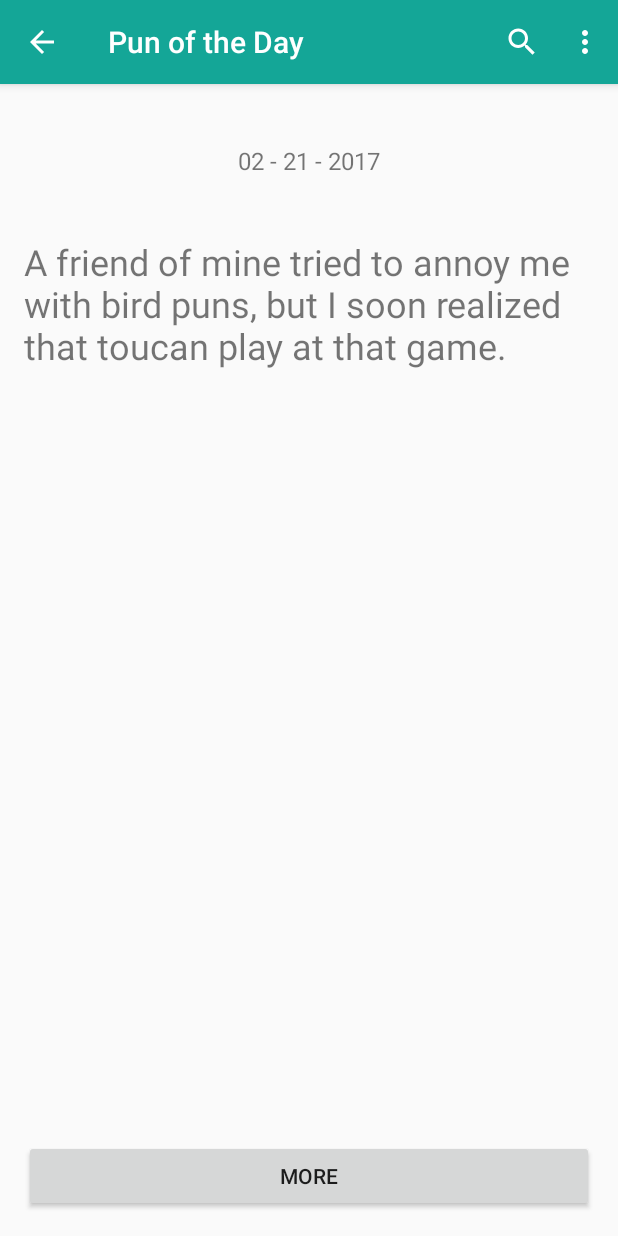
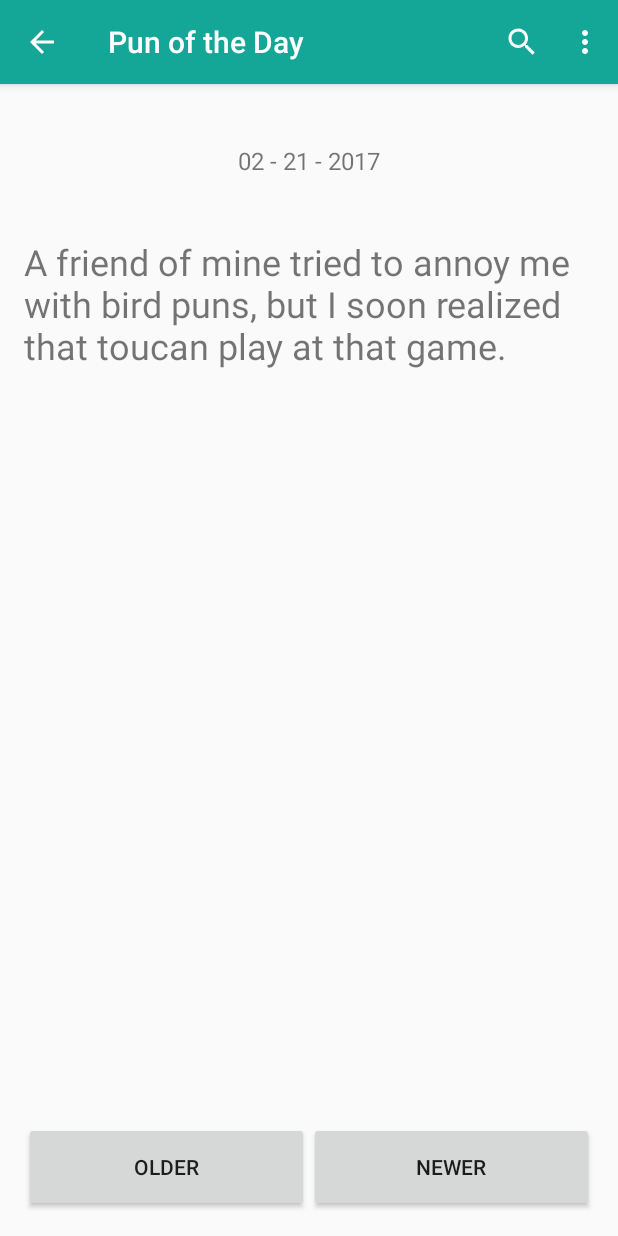
Before and after one commit to sinzianag/vanilla, an Android app: the screen it shows after launch (MainActivity), after a tap on "PUN OF THE DAY", on a phone screen of 412 x 824 dp. Run offline under Robolectric (Android 15) with nearby library versions, the phone set to English and light mode, and no system bars.

Commit message:
Adding older/newer buttons to Pun of the day

```diff
--- a/app/src/main/java/me/sinziana/vanilla/screens/PunOfTheDay.java
+++ b/app/src/main/java/me/sinziana/vanilla/screens/PunOfTheDay.java
@@ -70,13 +70,13 @@ public class PunOfTheDay extends Fragment {
         TextView _textView = (TextView) _potd.findViewById(R.id.pun);
         TextView _date = (TextView) _potd.findViewById(R.id.date);
         _date.setText(new SimpleDateFormat("MM - dd - yyyy").format(new Date()));
-        Button _moreButton = (Button) _potd.findViewById(R.id.more);
+        Button _olderButton = (Button) _potd.findViewById(R.id.older);
+        Button _newerButton = (Button) _potd.findViewById(R.id.newer);
 
         DbPunStorage db = new DbPunStorage(this.getActivity());
-
         _textView.setText(db.getPunOfTheDay());
 
-        _moreButton.setOnClickListener(new View.OnClickListener() {
+        _olderButton.setOnClickListener(new View.OnClickListener() {
             public void onClick(View v) {
                 // TODO
             }
--- a/app/src/main/res/layout/pun_of_the_day.xml
+++ b/app/src/main/res/layout/pun_of_the_day.xml
@@ -28,13 +28,28 @@
         android:layout_marginTop="40dp"
         android:layout_centerHorizontal="true"/>
 
-    <Button
-        android:text="More"
-        android:layout_width="fill_parent"
-        android:layout_height="wrap_content"
-        android:id="@+id/more"
-        android:layout_alignParentBottom="true"
-        android:layout_centerHorizontal="true"/>
+
+    <LinearLayout
+        android:layout_width="match_parent"
+        android:layout_height="60dp"
+        android:orientation="horizontal"
+        android:layout_alignParentBottom="true">
+
+        <Button
+            android:text="Older"
+            android:layout_width="match_parent"
+            android:layout_height="60dp"
+            android:layout_weight="0.5"
+            android:id="@+id/older"/>
+
+        <Button
+            android:text="Newer"
+            android:layout_width="match_parent"
+            android:layout_height="60dp"
+            android:id="@+id/newer"
+            android:layout_weight="0.5"/>
+
+    </LinearLayout>
 
 
 
```
